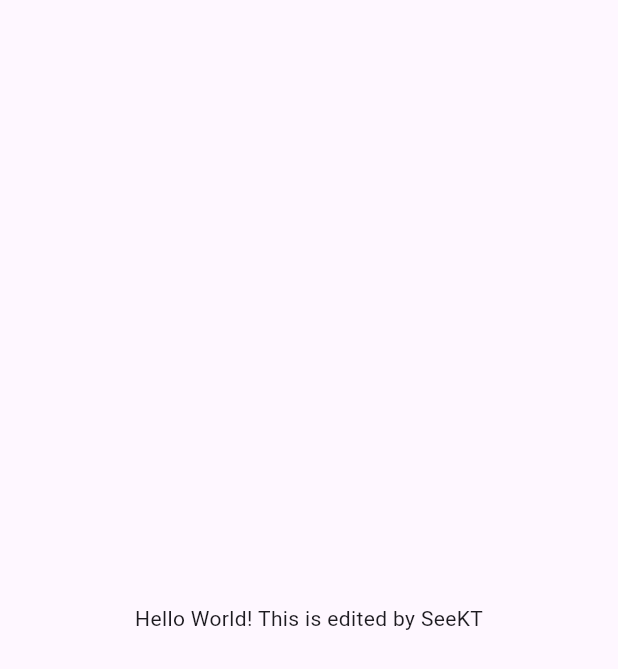
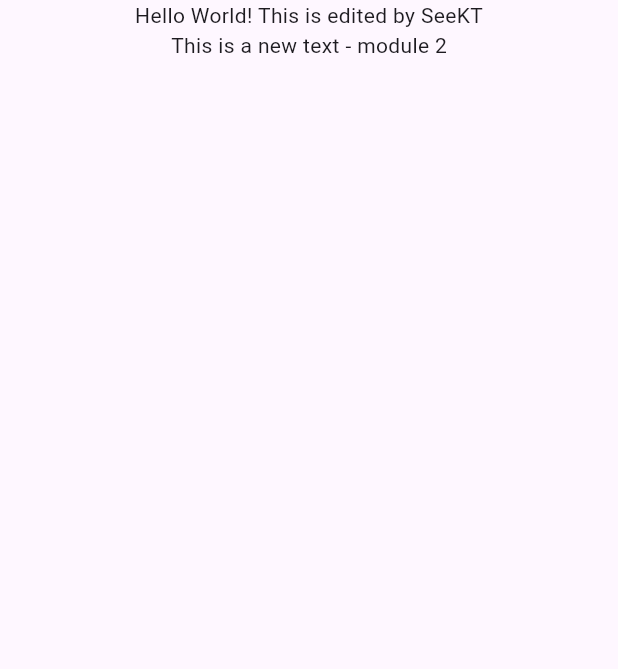
Before and after one commit to Cazyn-Lim/versioncontrol, a Flutter app: the screen it shows after launch, on a phone screen of 412 x 824 dp. Shown: the top 669 px of the screen. Run offline on Flutter 3.47's test engine with Material 3 defaults, Android fonts, the phone set to English and light mode, and no system bars.

Commit message:
Insert a new text.

```diff
--- a/lib/main.dart
+++ b/lib/main.dart
@@ -14,7 +14,12 @@ class MainApp extends StatelessWidget {
     return const MaterialApp(
       home: Scaffold(
         body: Center(
-          child: Text('Hello World! This is edited by SeeKT'),
+          child: Column(
+            children: [
+              Text('Hello World! This is edited by SeeKT'),
+              Text('This is a new text - module 2'),
+            ],
+          ),
         ),
       ),
     );
```
